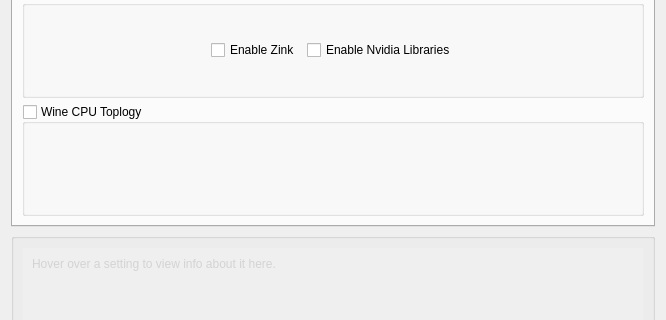
First picture: the form in src/neroprefixsettings.ui, repository KeyesTheWah/Nero-umu, before the edit; both pictures show x 0 to 666 and y 413 to 733 of the 666 by 846 pixel window.
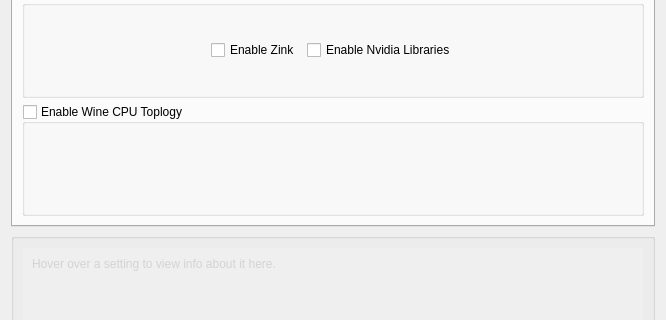
Second picture: the form after the edit. Icons and pictures are not drawn.

Commit message: rename string

Patch:
```diff
--- a/src/neroprefixsettings.ui
+++ b/src/neroprefixsettings.ui
@@ -2083,7 +2083,7 @@
        <item row="6" column="0">
         <widget class="QGroupBox" name="wineTopology">
          <property name="title">
-          <string>Wine CPU Toplogy</string>
+          <string>Enable Wine CPU Toplogy</string>
          </property>
          <property name="alignment">
           <set>Qt::AlignmentFlag::AlignLeading|Qt::AlignmentFlag::AlignLeft|Qt::AlignmentFlag::AlignTop</set>
```
